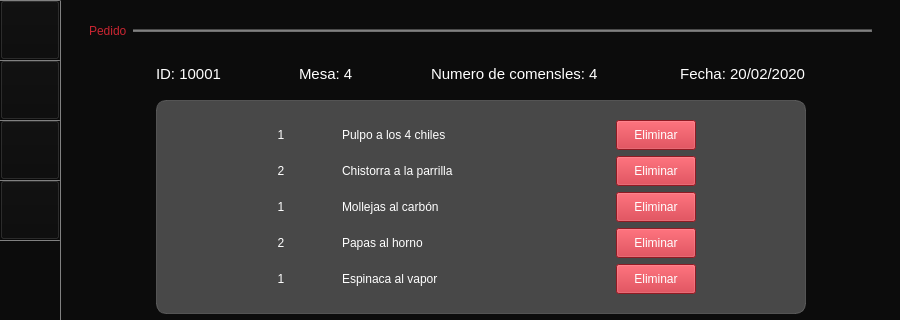
Qt form Restaurante/Mesero/principal_mesero.ui (camvaz/restaurante-ihc) before a commit; both pictures show x 0 to 900 and y 0 to 320 of the 900 by 600 pixel window.
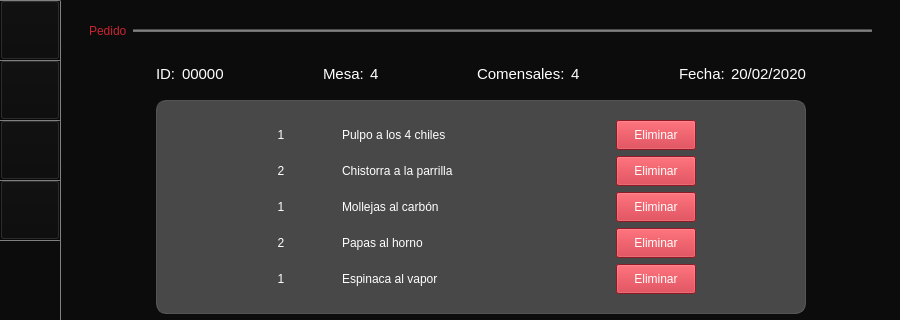
The same form after that commit.

Commit message:
Cambios en vista de órdenes
Se agregaron labels

```diff
--- a/Restaurante/Mesero/principal_mesero.ui
+++ b/Restaurante/Mesero/principal_mesero.ui
@@ -4060,29 +4060,42 @@
          <layout class="QVBoxLayout" name="verticalLayout_13">
           <item>
            <layout class="QGridLayout" name="gridLayout_12">
-            <item row="0" column="0">
-             <widget class="QLabel" name="numComanda">
+            <item row="0" column="8">
+             <spacer name="horizontalSpacer_3">
+              <property name="orientation">
+               <enum>Qt::Horizontal</enum>
+              </property>
+              <property name="sizeHint" stdset="0">
+               <size>
+                <width>40</width>
+                <height>20</height>
+               </size>
+              </property>
+             </spacer>
+            </item>
+            <item row="0" column="7">
+             <widget class="QLabel" name="numComensales">
               <property name="styleSheet">
                <string notr="true">color: rgb(255, 255, 255);
 font: 11pt ;</string>
               </property>
               <property name="text">
-               <string>ID: 10001</string>
+               <string>4</string>
               </property>
              </widget>
             </item>
-            <item row="0" column="6">
+            <item row="0" column="10">
              <widget class="QLabel" name="fecha">
               <property name="styleSheet">
                <string notr="true">color: rgb(255, 255, 255);
 font: 11pt ;</string>
               </property>
               <property name="text">
-               <string> Fecha: 20/02/2020</string>
+               <string>20/02/2020</string>
               </property>
              </widget>
             </item>
-            <item row="0" column="1">
+            <item row="0" column="2">
              <spacer name="horizontalSpacer">
               <property name="orientation">
                <enum>Qt::Horizontal</enum>
@@ -4096,50 +4109,101 @@
              </spacer>
             </item>
             <item row="0" column="3">
-             <spacer name="horizontalSpacer_2">
-              <property name="orientation">
-               <enum>Qt::Horizontal</enum>
+             <widget class="QLabel" name="label_26">
+              <property name="font">
+               <font>
+                <pointsize>11</pointsize>
+               </font>
               </property>
-              <property name="sizeHint" stdset="0">
-               <size>
-                <width>40</width>
-                <height>20</height>
-               </size>
+              <property name="styleSheet">
+               <string notr="true">color: white;
+background-color:transparent;</string>
               </property>
-             </spacer>
-            </item>
-            <item row="0" column="5">
-             <spacer name="horizontalSpacer_3">
-              <property name="orientation">
-               <enum>Qt::Horizontal</enum>
+              <property name="text">
+               <string>Mesa:</string>
               </property>
-              <property name="sizeHint" stdset="0">
-               <size>
-                <width>40</width>
-                <height>20</height>
-               </size>
-              </property>
-             </spacer>
+             </widget>
             </item>
-            <item row="0" column="2">
-             <widget class="QLabel" name="numMesa">
+            <item row="0" column="1">
+             <widget class="QLabel" name="numComanda">
               <property name="styleSheet">
                <string notr="true">color: rgb(255, 255, 255);
 font: 11pt ;</string>
               </property>
               <property name="text">
-               <string>Mesa: 4</string>
+               <string>00000</string>
+              </property>
+             </widget>
+            </item>
+            <item row="0" column="6">
+             <widget class="QLabel" name="label_28">
+              <property name="font">
+               <font>
+                <pointsize>11</pointsize>
+               </font>
+              </property>
+              <property name="styleSheet">
+               <string notr="true">color: white;
+background-color:transparent;</string>
+              </property>
+              <property name="text">
+               <string>Comensales:</string>
               </property>
              </widget>
             </item>
             <item row="0" column="4">
-             <widget class="QLabel" name="numComensales">
+             <widget class="QLabel" name="numMesa">
               <property name="styleSheet">
                <string notr="true">color: rgb(255, 255, 255);
 font: 11pt ;</string>
               </property>
               <property name="text">
-               <string>Numero de comensles: 4</string>
+               <string>4</string>
+              </property>
+             </widget>
+            </item>
+            <item row="0" column="0">
+             <widget class="QLabel" name="label_25">
+              <property name="font">
+               <font>
+                <pointsize>11</pointsize>
+               </font>
+              </property>
+              <property name="styleSheet">
+               <string notr="true">color: white;
+background-color:transparent;</string>
+              </property>
+              <property name="text">
+               <string>ID:</string>
+              </property>
+             </widget>
+            </item>
+            <item row="0" column="5">
+             <spacer name="horizontalSpacer_2">
+              <property name="orientation">
+               <enum>Qt::Horizontal</enum>
+              </property>
+              <property name="sizeHint" stdset="0">
+               <size>
+                <width>40</width>
+                <height>20</height>
+               </size>
+              </property>
+             </spacer>
+            </item>
+            <item row="0" column="9">
+             <widget class="QLabel" name="label_29">
+              <property name="font">
+               <font>
+                <pointsize>11</pointsize>
+               </font>
+              </property>
+              <property name="styleSheet">
+               <string notr="true">color: white;
+background-color:transparent;</string>
+              </property>
+              <property name="text">
+               <string>Fecha:</string>
               </property>
              </widget>
             </item>
```
Left out of the diff: 40 changed lines with no effect on the pictures.
